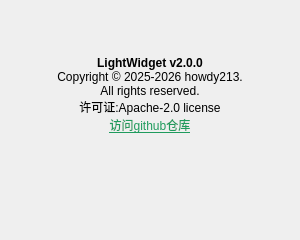
First picture: the form in aboutwindow.ui, repository howdy213/LightWidget, before the edit.
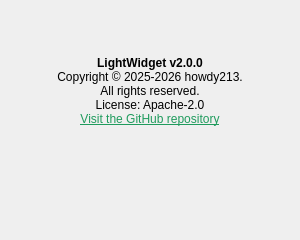
Second picture: the form after the edit. Icons and pictures are not drawn.

```diff
--- a/aboutwindow.ui
+++ b/aboutwindow.ui
@@ -73,7 +73,7 @@
    <item row="2" column="0" colspan="3">
     <widget class="QLabel" name="labelLink">
      <property name="text">
-      <string>&lt;html&gt;&lt;head/&gt;&lt;body&gt;&lt;p&gt;&lt;span style=&quot; font-weight:700;&quot;&gt;LightWidget v2.0.0&lt;/span&gt;&lt;br/&gt;Copyright © 2025-2026 howdy213. &lt;br/&gt;All rights reserved. &lt;br/&gt;许可证:Apache-2.0 license &lt;br/&gt;&lt;a href=&quot;http://www.github.com/howdy213/WidgetExplorer&quot;&gt;&lt;span style=&quot; text-decoration: underline; color:#1f9b5d;&quot;&gt;访问github仓库&lt;/span&gt;&lt;/a&gt;&lt;/p&gt;&lt;/body&gt;&lt;/html&gt;</string>
+      <string>&lt;html&gt;&lt;head/&gt;&lt;body&gt;&lt;p&gt;&lt;span style=&quot; font-weight:700;&quot;&gt;LightWidget v2.0.0&lt;/span&gt;&lt;br/&gt;Copyright © 2025-2026 howdy213. &lt;br/&gt;All rights reserved. &lt;br/&gt;License: Apache-2.0 &lt;br/&gt;&lt;a href=&quot;http://www.github.com/howdy213/WidgetExplorer&quot;&gt;&lt;span style=&quot; text-decoration: underline; color:#1f9b5d;&quot;&gt;Visit the GitHub repository&lt;/span&gt;&lt;/a&gt;&lt;/p&gt;&lt;/body&gt;&lt;/html&gt;</string>
      </property>
      <property name="alignment">
       <set>Qt::AlignmentFlag::AlignCenter</set>
```
Left out of the diff: 4 changed lines with no effect on the pictures.
